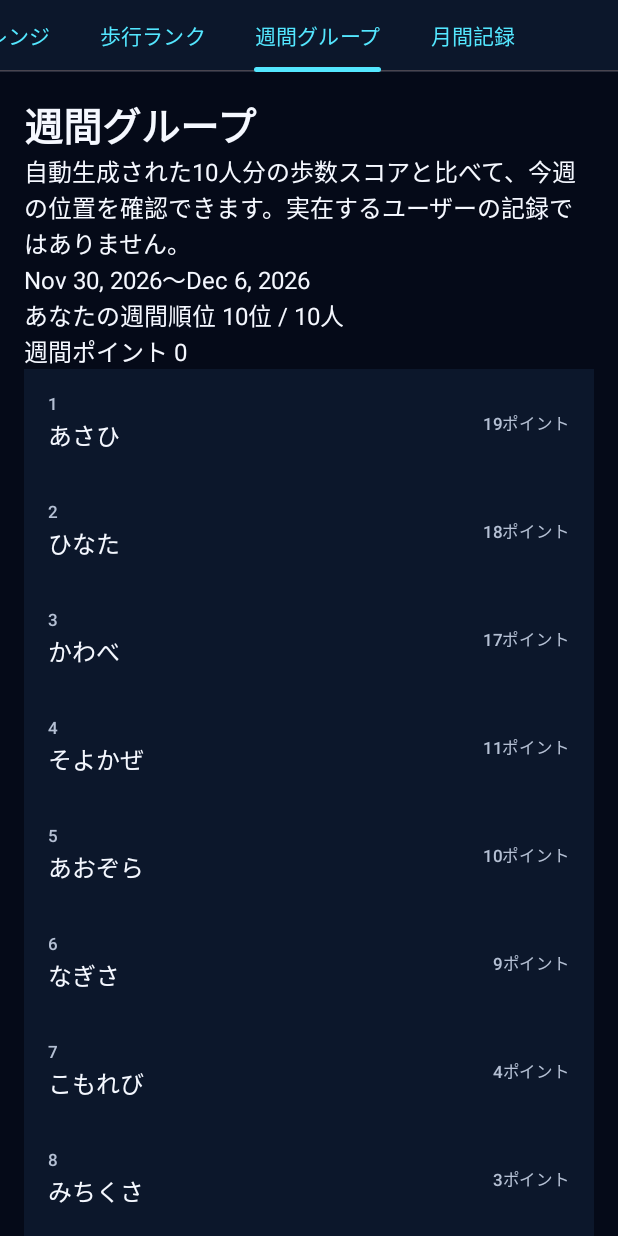
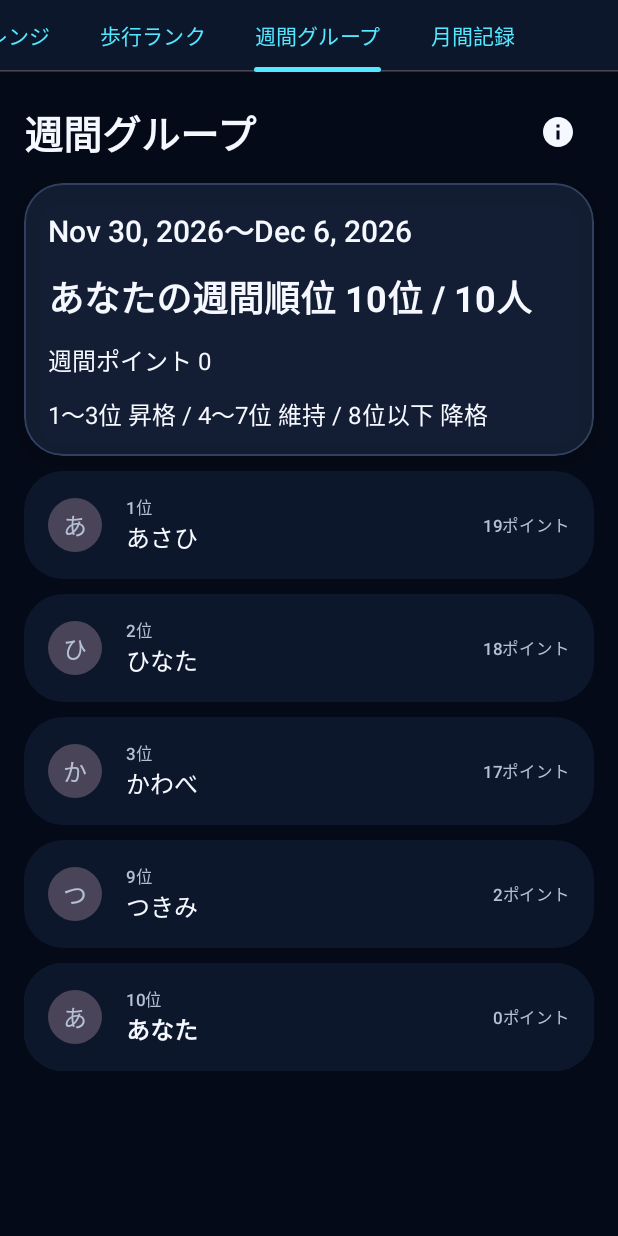
Before and after one commit to lazylifedev/StepArena, an Android app built with Jetpack Compose: the composable ArenaScreen shown on its own in the app's theme, tab 3 chosen, on a phone screen of 412 x 824 dp. Run offline under Robolectric (Android 15) with nearby library versions, the light colour scheme and no system bars; our stand-ins replace Room's generated code.

Commit message:
Phase 7.3 週間ランク月間UIを整理

```diff
--- a/app/src/main/java/com/lazyapps/steparena/feature/game/GameViewModel.kt
+++ b/app/src/main/java/com/lazyapps/steparena/feature/game/GameViewModel.kt
@@ -41,6 +41,7 @@ internal fun GameUiState.weeklyGroupUiState() = WeeklyGroupUiState(league, leagu
 internal fun GameUiState.monthlyRecordUiState() = MonthlyRecordUiState(
     season = season,
     currentRating = profile?.rating ?: 0,
+    daily = recentDailyActivity,
 )
 
 internal fun GameUiState.achievementUiState() = AchievementUiState(
--- a/app/src/main/java/com/lazyapps/steparena/feature/game/WeeklyGroupScreen.kt
+++ b/app/src/main/java/com/lazyapps/steparena/feature/game/WeeklyGroupScreen.kt
@@ -1,14 +1,18 @@
 package com.lazyapps.steparena.feature.game
 
-import androidx.compose.foundation.layout.PaddingValues
-import androidx.compose.foundation.layout.fillMaxSize
+import androidx.compose.foundation.background
+import androidx.compose.foundation.layout.*
 import androidx.compose.foundation.lazy.LazyColumn
 import androidx.compose.foundation.lazy.items
-import androidx.compose.material3.ListItem
-import androidx.compose.material3.MaterialTheme
-import androidx.compose.material3.Text
-import androidx.compose.runtime.Composable
+import androidx.compose.foundation.shape.CircleShape
+import androidx.compose.material.icons.Icons
+import androidx.compose.material.icons.filled.Info
+import androidx.compose.material3.*
+import androidx.compose.runtime.*
+import androidx.compose.ui.Alignment
 import androidx.compose.ui.Modifier
+import androidx.compose.ui.draw.clip
+import androidx.compose.ui.graphics.Color
 import androidx.compose.ui.platform.testTag
 import androidx.compose.ui.res.stringResource
 import androidx.compose.ui.text.font.FontWeight
@@ -23,37 +27,73 @@ data class WeeklyGroupUiState(
     val participants: List<WeeklyLeagueParticipantEntity> = emptyList(),
 )
 
+object WeeklyGroupTestTags { const val INFO_SHEET = "weekly_group_info_sheet" }
+
+@OptIn(ExperimentalMaterial3Api::class)
 @Composable
-fun WeeklyGroupScreen(state: WeeklyGroupUiState) = LazyColumn(
-    Modifier.fillMaxSize(),
-    contentPadding = PaddingValues(16.dp),
+fun WeeklyGroupScreen(state: WeeklyGroupUiState) {
+    var showInfo by remember { mutableStateOf(false) }
+    LazyColumn(
+        Modifier.fillMaxSize(), contentPadding = PaddingValues(16.dp),
+        verticalArrangement = Arrangement.spacedBy(10.dp),
     ) {
         item {
-        Text(stringResource(R.string.game_league_title), style = MaterialTheme.typography.headlineMedium)
-        Text(stringResource(R.string.game_league_explanation))
+            Row(Modifier.fillMaxWidth(), verticalAlignment = Alignment.CenterVertically) {
+                Text(stringResource(R.string.game_league_title), style = MaterialTheme.typography.headlineMedium, modifier = Modifier.weight(1f))
+                IconButton(onClick = { showInfo = true }) {
+                    Icon(Icons.Default.Info, contentDescription = stringResource(R.string.game_league_info_action))
+                }
+            }
         }
         state.league?.let { league ->
             item {
-            Text(stringResource(R.string.game_date_range, formatDate(league.weekStartLocalDate), formatDate(league.weekEndLocalDate)))
-            Text(stringResource(R.string.game_league_rank, league.userRank ?: "-", 10))
+                GameCard(stringResource(R.string.game_date_range, formatDate(league.weekStartLocalDate), formatDate(league.weekEndLocalDate))) {
+                    Text(
+                        stringResource(R.string.game_league_rank, league.userRank ?: "-", state.participants.size),
+                        style = MaterialTheme.typography.headlineSmall,
+                        fontWeight = FontWeight.Bold,
+                    )
                     Text(stringResource(R.string.game_weekly_points, formatNumber(league.userPoints)))
+                    Text(stringResource(R.string.game_league_lines_compact))
                     if (league.status == LeagueStatus.FINALIZED) Text(stringResource(R.string.game_league_finalized))
                 }
-        items(state.participants, key = { it.participantId }) { participant ->
+            }
+            items(visibleLeagueParticipants(state.participants), key = { it.participantId }) { participant ->
+                val localColor = Color(0xFF58E6FF).copy(alpha = .16f)
                 ListItem(
-                headlineContent = {
-                    Text(
-                        participant.displayName,
-                        fontWeight = if (participant.isLocalPlayer) FontWeight.Bold else null,
-                    )
+                    modifier = Modifier.clip(MaterialTheme.shapes.large)
+                        .then(if (participant.isLocalPlayer) Modifier.background(localColor) else Modifier),
+                    leadingContent = {
+                        Box(
+                            Modifier.size(36.dp).clip(CircleShape).background(MaterialTheme.colorScheme.secondaryContainer),
+                            contentAlignment = Alignment.Center,
+                        ) { Text(participant.displayName.take(1)) }
                     },
-                overlineContent = { Text(participant.rank.toString()) },
-                trailingContent = {
-                    Text(stringResource(R.string.game_points_value, formatNumber(participant.points)))
-                },
+                    headlineContent = { Text(participant.displayName, fontWeight = if (participant.isLocalPlayer) FontWeight.Bold else null) },
+                    overlineContent = { Text(stringResource(R.string.game_rank_position, participant.rank)) },
+                    trailingContent = { Text(stringResource(R.string.game_points_value, formatNumber(participant.points))) },
                 )
             }
-    } ?: item {
-        Text(stringResource(R.string.game_league_loading), modifier = Modifier.testTag(GameTestTags.EMPTY))
+        } ?: item { Text(stringResource(R.string.game_league_loading), modifier = Modifier.testTag(GameTestTags.EMPTY)) }
+    }
+    if (showInfo) ModalBottomSheet(
+        onDismissRequest = { showInfo = false }, modifier = Modifier.testTag(WeeklyGroupTestTags.INFO_SHEET),
+    ) {
+        Column(Modifier.padding(horizontal = 24.dp).padding(bottom = 32.dp), verticalArrangement = Arrangement.spacedBy(12.dp)) {
+            Text(stringResource(R.string.game_league_info_title), style = MaterialTheme.typography.headlineSmall)
+            Text(stringResource(R.string.game_league_explanation))
+            Text(stringResource(R.string.game_league_rules_detail))
         }
     }
+}
+
+internal fun visibleLeagueParticipants(
+    participants: List<WeeklyLeagueParticipantEntity>,
+): List<WeeklyLeagueParticipantEntity> {
+    val sorted = participants.sortedBy { it.rank }
+    val localIndex = sorted.indexOfFirst { it.isLocalPlayer }
+    val nearby = if (localIndex < 0) emptyList() else sorted.subList(
+        (localIndex - 1).coerceAtLeast(0), (localIndex + 2).coerceAtMost(sorted.size),
+    )
+    return (sorted.take(3) + nearby).distinctBy { it.participantId }.sortedBy { it.rank }
+}
--- a/app/src/main/res/values/strings.xml
+++ b/app/src/main/res/values/strings.xml
@@ -399,6 +399,16 @@
     <string name="game_beginner_support">初心者サポート 残り%1$d回</string>
     <string name="game_league_title">週間グループ</string>
     <string name="game_league_explanation">自動生成された10人分の歩数スコアと比べて、今週の位置を確認できます。実在するユーザーの記録ではありません。</string>
+    <string name="game_league_info_action">週間グループの説明</string>
+    <string name="game_league_info_title">週間グループについて</string>
+    <string name="game_league_rules_detail">参加者は端末内で生成されます。チャレンジ結果のポイント、対象歩数、参加者IDの順で順位を決めます。</string>
+    <string name="game_league_lines_compact">1～3位 昇格 / 4～7位 維持 / 8位以下 降格</string>
+    <string name="game_rank_position">%1$d位</string>
+    <string name="game_rank_details_action">ランク詳細</string>
+    <string name="game_rank_details_title">勝敗と連勝</string>
+    <string name="game_monthly_steps">月間歩数 %1$s歩</string>
+    <string name="game_monthly_average">1日平均 %1$s歩</string>
+    <string name="game_monthly_best">最高日 %1$s歩</string>
     <string name="game_date_range">%1$s〜%2$s</string>
     <string name="game_league_rank">あなたの週間順位 %1$s位 / %2$d人</string>
     <string name="game_weekly_points">週間ポイント %1$s</string>
```
Also changed, not shown: app/src/main/java/com/lazyapps/steparena/feature/game/MonthlyRecordScreen.kt (+31 -12 lines), app/src/main/java/com/lazyapps/steparena/feature/game/RankScreen.kt (+34 -34 lines). Lines whose indentation alone changed are shown as unchanged.
